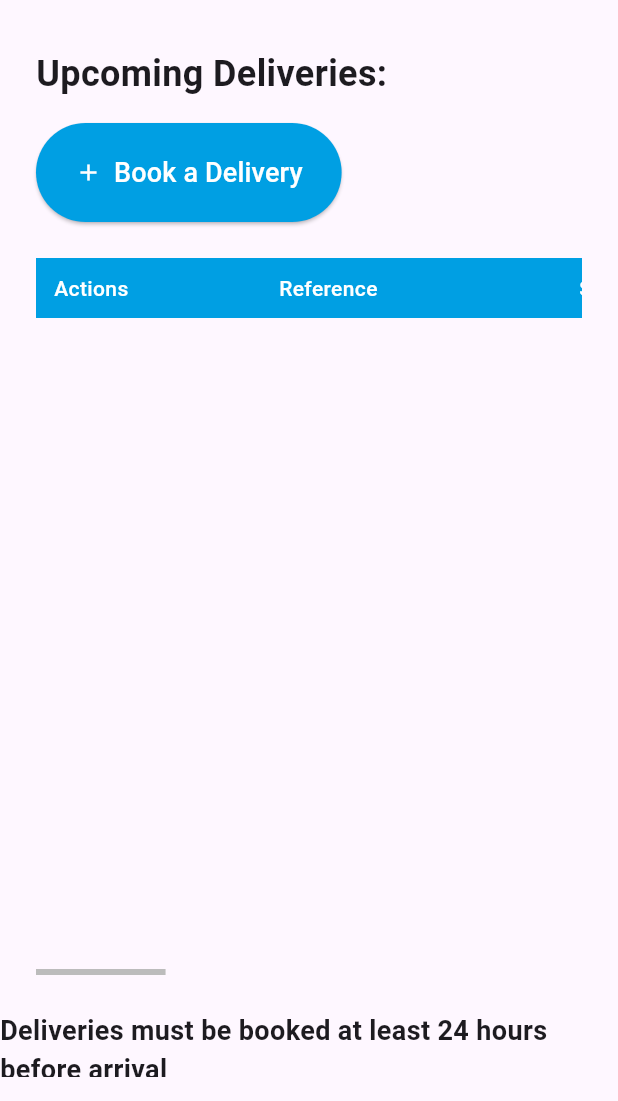
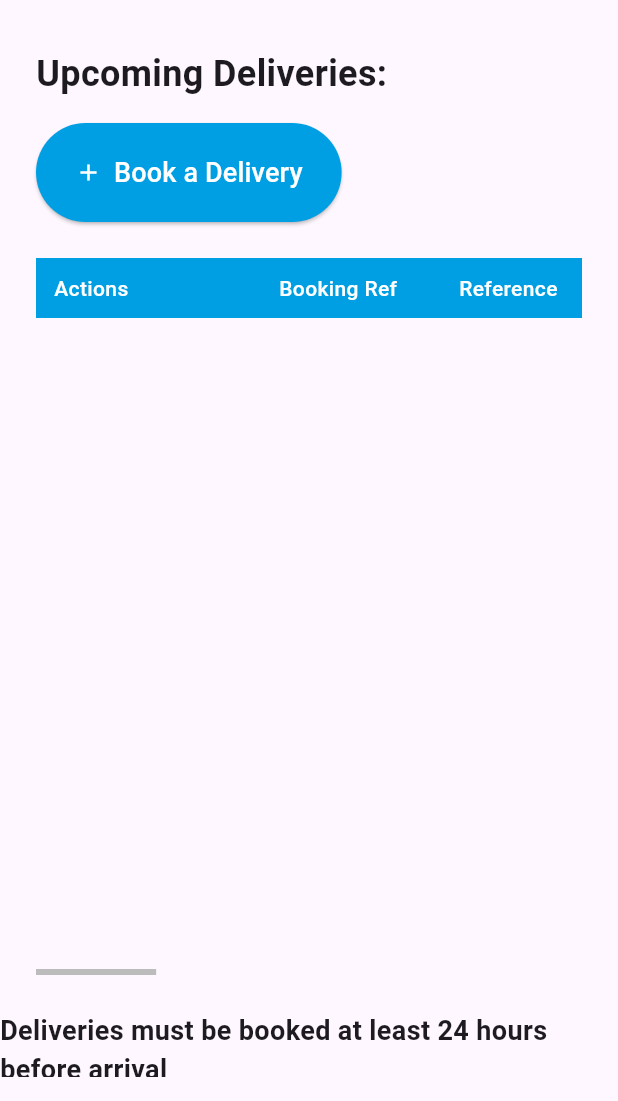
Before and after one commit to parkyluke20-wq/Arrive-App, a Flutter app: the screen it shows once a user with an empty profile is signed in, on a phone screen of 412 x 824 dp, the part 135-1236 px from its top. Run offline on Flutter 3.47's test engine with Material 3 defaults, Android fonts, the phone set to English and light mode, and no system bars; our stand-ins replace csv, dropdown_button2, file_picker, shared_preferences, supabase_flutter; missing offline and left inert: dart:html; accounts and stored records are empty.

```diff
--- a/lib/pages/all_bookings_page.dart
+++ b/lib/pages/all_bookings_page.dart
@@ -72,7 +72,7 @@ class _AllBookingsPageState extends State<AllBookingsPage> {
     var query = supabase
       .from('bookings')
       .select(
-        'booking_id,start_time,reference,status,packing_list_path,vehicle_types(name),customers!inner(customer_code),sites(site_name),qty_cases,qty_pallets',
+        'booking_id,booking_ref,start_time,reference,status,packing_list_path,vehicle_types(name),customers!inner(customer_code),sites(site_name),qty_cases,qty_pallets',
       );
 
   if (!_statusFilter.contains('all')) {
@@ -262,11 +262,16 @@ class _AllBookingsPageState extends State<AllBookingsPage> {
     if (_referenceSearch.isEmpty) {
       _bookings = List<Map<String, dynamic>>.from(_allBookings);
     } else {
+      final search = _referenceSearch.toLowerCase();
+
       _bookings = _allBookings.where((b) {
         final ref = (b['reference'] ?? '').toString().toLowerCase();
-        return ref.contains(_referenceSearch.toLowerCase());
+        final bookingRef = (b['booking_ref'] ?? '').toString().toLowerCase();
+
+        return ref.contains(search) || bookingRef.contains(search);
       }).toList();
     }
+
     _applySorting();
   }
 
@@ -872,7 +877,7 @@ class _AllBookingsPageState extends State<AllBookingsPage> {
               child: TextField(
                 controller: _referenceSearchController,
                 decoration: const InputDecoration(
-                  hintText: 'Search reference...',
+                  hintText: 'Search...',
                   prefixIcon: Icon(Icons.search),
                   isDense: true,
                   border: OutlineInputBorder(),
@@ -897,6 +902,7 @@ class _AllBookingsPageState extends State<AllBookingsPage> {
     final timeFmt = DateFormat('HH:mm');
 
     const double actionW = 180;
+    const double bookingRefW = 120;
     const double refW = 200;
     const double statusW = 110;
     const double siteW = 120;
@@ -909,6 +915,7 @@ class _AllBookingsPageState extends State<AllBookingsPage> {
 
     const double tableWidth =
     actionW +
+    bookingRefW +
     refW +
     statusW +
     siteW +
@@ -988,6 +995,7 @@ class _AllBookingsPageState extends State<AllBookingsPage> {
                 child: Row(
                   children: [
                     headerCell('Action', actionW, 'action'),
+                    headerCell('Booking Ref', bookingRefW, 'booking_ref'),
                     headerCell('Reference', refW, 'reference'),
                     headerCell('Status', statusW, 'status'),
                     headerCell('Site', siteW, 'site'),
@@ -1106,6 +1114,10 @@ class _AllBookingsPageState extends State<AllBookingsPage> {
                               ),
                             ),
                             dataCell(
+                              (booking['booking_ref'] ?? '').toString(),
+                              bookingRefW,
+                            ),
+                            dataCell(
                                 booking['reference'] ?? '',
                                 refW),
                             dataCell(
--- a/lib/pages/booking_form_page.dart
+++ b/lib/pages/booking_form_page.dart
@@ -1335,7 +1335,7 @@ class _BookingFormPageState extends State<BookingFormPage> {
               }
 
               try {
-                await bookingService.confirmBooking(
+                final booking = await bookingService.confirmBooking(
                   controller: bookingController,
                   bookingId: editingBookingId,
                   vehicleTypeId:
@@ -1360,6 +1360,7 @@ class _BookingFormPageState extends State<BookingFormPage> {
                   existingPackingListPath: existingPackingListPath,
                   packingListRemoved: packingListRemoved,
                 );
+                final bookingRef = booking['booking_ref'];
 
                 if (!mounted) return;
 
@@ -1370,6 +1371,7 @@ class _BookingFormPageState extends State<BookingFormPage> {
                   arguments: {
                     'booking_confirmed': true,
                     'was_edit': editingBookingId != null,
+                    'booking_ref': bookingRef,
                   },
                 );
 
--- a/lib/pages/inbound_overview_page.dart
+++ b/lib/pages/inbound_overview_page.dart
@@ -44,9 +44,8 @@ class _InboundOverviewPageState
     if (_didHandleRouteArgs) return;
     _didHandleRouteArgs = true;
 
-    final args =
-    ModalRoute.of(context)?.settings.arguments as Map<String, dynamic>?;
-
+    final args =ModalRoute.of(context)?.settings.arguments as Map<String, dynamic>?;
+    final bookingRef = args?['booking_ref'];
       if (args != null && args['booking_confirmed'] == true) {
       final wasEdit = args['was_edit'] == true;
 
@@ -58,7 +57,7 @@ class _InboundOverviewPageState
             content: Text(
               wasEdit
                   ? 'Booking updated successfully'
-                  : 'Booking confirmed successfully',
+                  : 'Booking confirmed successfully. Booking ID: ${bookingRef ?? ''}',
             ),
           ),
         );
@@ -119,12 +118,11 @@ class _InboundOverviewPageState
     final now = DateTime.now();
 
     final response = await supabase
-        .from('bookings')
-        .select(
-            'booking_id,start_time,reference,status,carrier,qty_pallets,qty_cases,packing_list_path,vehicle_types(name),customers(customer_code),sites(site_name)')
-        .eq('status', 'booked')
-        .gt('start_time', now.toIso8601String())
-        .order('start_time', ascending: true);
+      .from('bookings')
+      .select('booking_id,booking_ref,start_time,reference,status,carrier,qty_pallets,qty_cases,packing_list_path,vehicle_types(name),customers(customer_code),sites(site_name)')
+      .eq('status', 'booked')
+      .gt('start_time', now.toIso8601String())
+      .order('start_time', ascending: true);
 
     if (!mounted) return;
 
@@ -260,6 +258,7 @@ class _InboundOverviewPageState
     final timeFmt = DateFormat('HH:mm');
 
     const actionW = 150.0;
+    const bookingRefW = 120.0;
     const refW = 200.0;
     const statusW = 110.0;
     const siteW = 120.0;
@@ -273,6 +272,7 @@ class _InboundOverviewPageState
 
     const tableWidth =
         actionW +
+        bookingRefW +
         refW +
         statusW +
         siteW +
@@ -332,35 +332,18 @@ class _InboundOverviewPageState
                             horizontal: 12),
                 child: Row(
                   children: [
-                    headerCell(
-                        'Actions',
-                        actionW),
-                    headerCell(
-                        'Reference',
-                        refW),
-                    headerCell(
-                        'Status',
-                        statusW),
-                    headerCell(
-                        'Site', siteW),
-                    headerCell(
-                        'Customer',
-                        customerW),
-                    headerCell(
-                        'Type', typeW),
-                    headerCell(
-                        'Carrier',
-                        carrierW),
-                    headerCell(
-                        'Date', dateW),
-                    headerCell(
-                        'Time', timeW),
-                    headerCell(
-                        'Pallets',
-                        palletsW),
-                    headerCell(
-                        'Cases',
-                        casesW),
+                    headerCell('Actions',actionW),
+                    headerCell('Booking Ref', bookingRefW),
+                    headerCell('Reference',refW),
+                    headerCell('Status',statusW),
+                    headerCell('Site', siteW),
+                    headerCell('Customer',customerW),
+                    headerCell('Type', typeW),
+                    headerCell('Carrier',carrierW),
+                    headerCell('Date', dateW),
+                    headerCell('Time', timeW),
+                    headerCell('Pallets',palletsW),
+                    headerCell('Cases',casesW),
                   ],
                 ),
               ),
@@ -468,57 +451,17 @@ class _InboundOverviewPageState
                                   ],
                                 ),
                               ),
-                              dataCell(
-                                  booking['reference'] ??
-                                      '',
-                                  refW),
-                              dataCell(
-                                  _formatStatus(booking['status']),
-                                  statusW),
-                              dataCell(
-                                  booking[
-                                          'sites']
-                                      ?[
-                                          'site_name'] ??
-                                      '—',
-                                  siteW),
-                              dataCell(
-                                  booking[
-                                          'customers']
-                                      ?[
-                                          'customer_code'] ??
-                                      '—',
-                                  customerW),
-                              dataCell(
-                                  booking[
-                                          'vehicle_types']
-                                      ?['name'] ??
-                                      '—',
-                                  typeW),
-                              dataCell(
-                                  booking[
-                                          'carrier']
-                                      ?.toString() ??
-                                      '',
-                                  carrierW),
-                              dataCell(
-                                  dateFmt.format(
-                                      startTime),
-                                  dateW),
-                              dataCell(
-                                  timeFmt.format(
-                                      startTime),
-                                  timeW),
-                              dataCell(
-                                  booking['qty_pallets']
-                                      ?.toString() ??
-                                      '',
-                                  palletsW),
-                              dataCell(
-                                  booking['qty_cases']
-                                      ?.toString() ??
-                                      '',
-                                  casesW),
+                              dataCell((booking['booking_ref'] ?? '').toString(),bookingRefW,),
+                              dataCell(booking['reference'] ??'',refW),
+                              dataCell(_formatStatus(booking['status']),statusW),
+                              dataCell(booking['sites']?['site_name'] ??'—',siteW),
+                              dataCell(booking['customers']?['customer_code'] ??'—',customerW),
+                              dataCell(booking['vehicle_types']?['name'] ??'—',typeW),
+                              dataCell(booking['carrier']?.toString() ??'',carrierW),
+                              dataCell(dateFmt.format(startTime),dateW),
+                              dataCell(timeFmt.format(startTime),timeW),
+                              dataCell(booking['qty_pallets']?.toString() ??'',palletsW),
+                              dataCell(booking['qty_cases']?.toString() ??'',casesW),
                             ],
                           ),
                         );
--- a/lib/services/booking_service.dart
+++ b/lib/services/booking_service.dart
@@ -115,7 +115,7 @@ class BookingService {
 
   // ---------------- CONFIRM BOOKING ----------------
 
-  Future<void> confirmBooking({
+  Future<Map<String, dynamic>> confirmBooking({
     required BookingController controller,
     required int vehicleTypeId,
     required int slotUnitsRequired,
@@ -168,16 +168,19 @@ class BookingService {
     );
 
     try {
-
+      Map<String, dynamic>? bookingRow;
       // ---------- INSERT OR UPDATE BOOKING ----------
       if (bookingId != null) {
 
-        await supabase
+        final update = await supabase
             .from('bookings')
             .update(payload)
-            .eq('booking_id', bookingId);
+            .eq('booking_id', bookingId)
+            .select('booking_id, booking_ref')
+            .single();
 
-        resolvedBookingId = bookingId;
+        resolvedBookingId = update['booking_id'].toString();
+        bookingRow = update;
 
       } else {
 
@@ -192,10 +195,11 @@ class BookingService {
         final insert = await supabase
             .from('bookings')
             .insert(insertPayload)
-            .select('booking_id')
+            .select('booking_id, booking_ref') // ADD booking_ref
             .single();
 
         resolvedBookingId = insert['booking_id'].toString();
+        bookingRow = insert;
       }
 
       // ---------- PACKING LIST LOGIC ----------
@@ -240,7 +244,10 @@ class BookingService {
             .eq('booking_id', resolvedBookingId)
             .select();
       }
-
+    if (bookingRow == null) {
+      throw Exception('Booking row not returned');
+    }
+    return bookingRow;
     } catch (e) {
 
       if (bookingId == null && resolvedBookingId != null) {
```
Also changed, not shown: lib/pages/profile_page.dart (+15 -5 lines).
